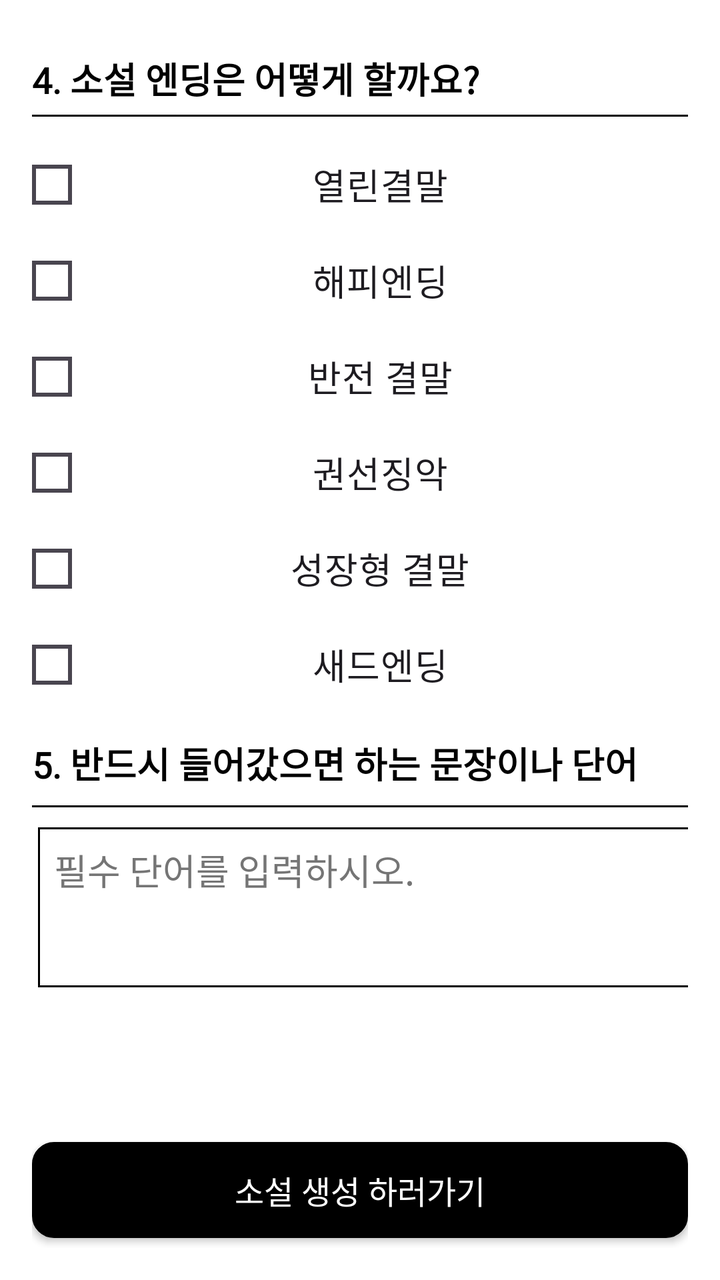
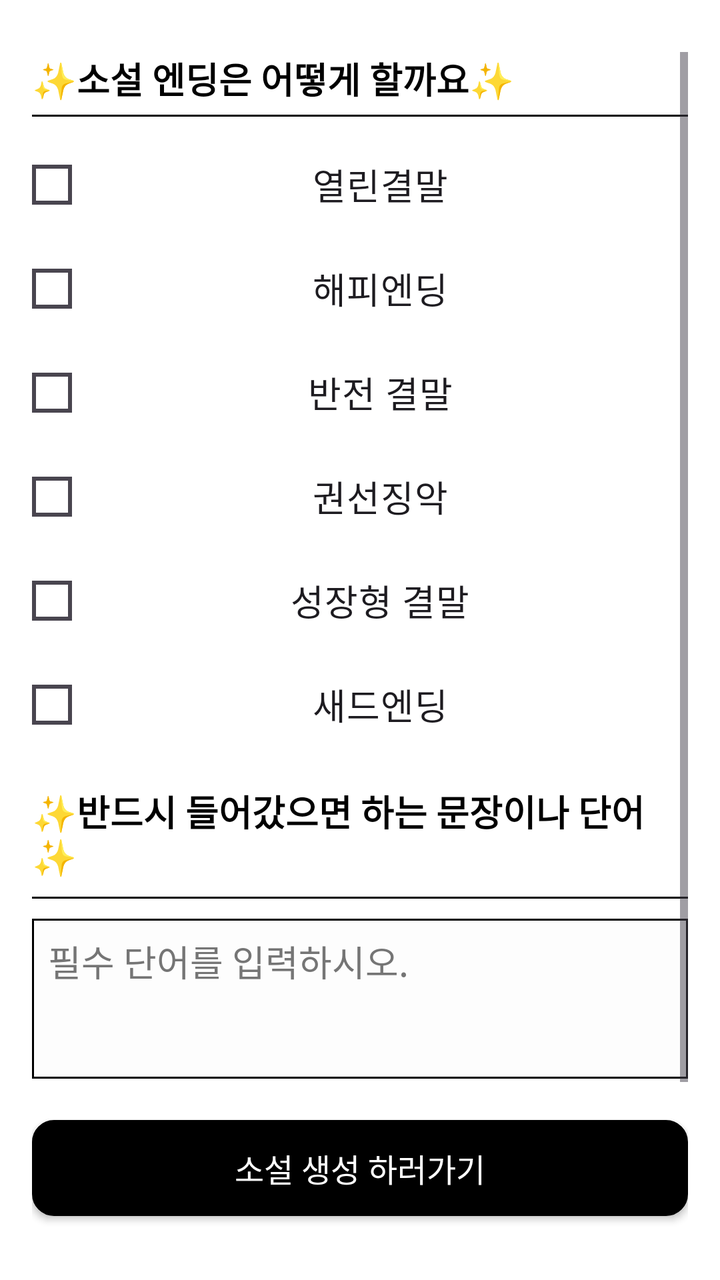

Compare the two renders of this Android layout. The source of the first and the diff that turns it into the second are given below.
<!-- AndroidManifest.xml: application theme Theme.Material3.DayNight.NoActionBar -->
<!-- res/layout/activity_dream_based_nov2.xml -->
<?xml version="1.0" encoding="utf-8"?>
<RelativeLayout xmlns:android="http://schemas.android.com/apk/res/android"
    android:layout_width="match_parent"
    android:layout_height="match_parent"
    android:background="#FFFFFF"
    android:padding="16dp">

    
    <ScrollView
        android:layout_width="match_parent"
        android:layout_height="match_parent"
        android:paddingTop="10dp"
        android:layout_above="@+id/btnGenerateNovel">

        <LinearLayout
            android:layout_width="match_parent"
            android:layout_height="wrap_content"
            android:orientation="vertical">


            
            <TextView
                android:id="@+id/tvQuestion4"
                android:layout_width="wrap_content"
                android:layout_height="wrap_content"
                android:text="@string/que_4"
                android:textColor="#000000"
                android:textSize="18sp"
                android:textStyle="bold"
                android:layout_marginBottom="5dp"
                android:fontFamily="@font/spoqahansansneo_bold" />

            <View
                android:layout_width="match_parent"
                android:layout_height="1dp"
                android:background="#000000"
                android:layout_marginBottom="10dp"/>

            

            
            <RadioGroup
                android:id="@+id/rgEnding"
                android:layout_width="match_parent"
                android:layout_height="wrap_content"
                android:orientation="vertical"
                android:layout_marginBottom="12dp">

                <RadioButton
                    android:id="@+id/rbEndingOpen"
                    android:layout_width="match_parent"
                    android:layout_height="wrap_content"
                    android:text="@string/custom_radio_se_6"
                    android:textSize="18sp"
                    android:paddingStart="5dp"
                    android:paddingEnd="5dp"
                    android:fontFamily="@font/spoqahansansneo_bold"
                    android:button="@drawable/custom_radio_selector"
                    android:gravity="center" />

                <RadioButton
                    android:id="@+id/rbEndingHappy"
                    android:layout_width="match_parent"
                    android:layout_height="wrap_content"
                    android:text="@string/custom_radio_se_7"
                    android:textSize="18sp"
                    android:paddingStart="5dp"
                    android:paddingEnd="5dp"
                    android:fontFamily="@font/spoqahansansneo_bold"
                    android:button="@drawable/custom_radio_selector"
                    android:gravity="center" />

                <RadioButton
                    android:id="@+id/rbEndingTwist2"
                    android:layout_width="match_parent"
                    android:layout_height="wrap_content"
                    android:text="@string/custom_radio_se_11"
                    android:textSize="18sp"
                    android:paddingStart="5dp"
                    android:paddingEnd="5dp"
                    android:fontFamily="@font/spoqahansansneo_bold"
                    android:button="@drawable/custom_radio_selector"
                    android:gravity="center" />

                <RadioButton
                    android:id="@+id/rbEndingTwist"
                    android:layout_width="match_parent"
                    android:layout_height="wrap_content"
                    android:text="@string/custom_radio_se_9"
                    android:textSize="18sp"
                    android:paddingStart="5dp"
                    android:paddingEnd="5dp"
                    android:fontFamily="@font/spoqahansansneo_bold"
                    android:button="@drawable/custom_radio_selector"
                    android:gravity="center" />

                <RadioButton
                    android:id="@+id/rbEndingGrowth"
                    android:layout_width="match_parent"
                    android:layout_height="wrap_content"
                    android:text="@string/custom_radio_se_10"
                    android:textSize="18sp"
                    android:paddingStart="5dp"
                    android:paddingEnd="5dp"
                    android:fontFamily="@font/spoqahansansneo_bold"
                    android:button="@drawable/custom_radio_selector"
                    android:gravity="center" />

                <RadioButton
                    android:id="@+id/rbEndingSad"
                    android:layout_width="match_parent"
                    android:layout_height="wrap_content"
                    android:text="@string/custom_radio_se_8"
                    android:textSize="18sp"
                    android:paddingStart="5dp"
                    android:paddingEnd="5dp"
                    android:fontFamily="@font/spoqahansansneo_bold"
                    android:button="@drawable/custom_radio_selector"
                    android:gravity="center" />

            </RadioGroup>
            
            <TextView
                android:id="@+id/tvQuestion5"
                android:layout_width="wrap_content"
                android:layout_height="wrap_content"
                android:text="@string/que_5"
                android:textColor="#000000"
                android:textSize="18sp"
                android:textStyle="bold"
                android:layout_marginBottom="8dp"
                android:fontFamily="@font/spoqahansansneo_bold" />

            <View
                android:layout_width="match_parent"
                android:layout_height="1dp"
                android:background="#000000"
                android:layout_marginBottom="10dp"/>

            <EditText
                android:id="@+id/etRequiredWords"
                android:layout_width="370dp"
                android:layout_height="80dp"
                android:layout_marginBottom="24dp"
                android:layout_marginStart="3dp"
                android:layout_marginEnd="3dp"
                android:autofillHints="username"
                android:background="@drawable/tv_border"
                android:gravity="top"
                android:hint="@string/que_h_3"
                android:textColorHint="#757575"
                android:fontFamily="@font/spoqahansansneo_bold"
                android:inputType="textMultiLine"
                android:padding="8dp" />

        </LinearLayout>
    </ScrollView>

    
    <androidx.appcompat.widget.AppCompatButton
        android:id="@+id/btnGenerateNovel"
        android:layout_width="match_parent"
        android:layout_height="48dp"
        android:layout_alignParentBottom="true"
        android:layout_marginBottom="5dp"
        android:text="@string/q_btn_1"
        android:textSize="16sp"
        android:textColor="@color/white"
        android:background="@drawable/rounded_login"
        android:fontFamily="@font/spoqahansansneo_bold" />

</RelativeLayout>
<!-- resources referenced by this layout -->
<resources>
  <color name="white">#FFFFFFFF</color>
  <!-- drawable custom_radio_selector (drawable) -->
  <?xml version="1.0" encoding="utf-8"?>
  <selector xmlns:android="http://schemas.android.com/apk/res/android">
      <item android:state_checked="true" android:drawable="@drawable/radio_checked" />
      <item android:drawable="@drawable/radio_unchecked" />
  </selector>
  <!-- drawable rounded_login (drawable) -->
  <?xml version="1.0" encoding="utf-8"?>
  <shape xmlns:android="http://schemas.android.com/apk/res/android">
      <solid android:color="#000000"/> 
      <corners android:radius="10dp"/> 
      <stroke android:color="#000000" android:width="2dp"/> 
  </shape>
  <!-- drawable tv_border (drawable) -->
  <?xml version="1.0" encoding="utf-8"?>
  <shape xmlns:android="http://schemas.android.com/apk/res/android"
      android:shape="rectangle">
      
      <solid android:color="@android:color/white"/>
      
      <stroke android:width="1dp" android:color="#000000"/> 
      
  </shape>
  <string name="custom_radio_se_10">"성장형 결말"</string>
  <string name="custom_radio_se_11">"반전 결말"</string>
  <string name="custom_radio_se_6">"열린결말"</string>
  <string name="custom_radio_se_7">"해피엔딩"</string>
  <string name="custom_radio_se_8">"새드엔딩"</string>
  <string name="custom_radio_se_9">"권선징악"</string>
  <string name="q_btn_1">"소설 생성 하러가기"</string>
  <string name="que_4">"4. 소설 엔딩은 어떻게 할까요?"</string>
  <string name="que_5">"5. 반드시 들어갔으면 하는 문장이나 단어"</string>
  <string name="que_h_3">"필수 단어를 입력하시오."</string>
  <!-- drawable radio_checked (drawable) -->
  <?xml version="1.0" encoding="utf-8"?>
  <vector xmlns:android="http://schemas.android.com/apk/res/android"
      android:width="20dp"
      android:height="20dp"
      android:viewportWidth="24"
      android:viewportHeight="24">
      <path
          android:fillColor="#000000"
          android:pathData="M9,16.17L4.83,12l-1.42,1.41L9,19 21,7l-1.41,-1.41z"/>
  </vector>
  <!-- drawable radio_unchecked (drawable) -->
  <?xml version="1.0" encoding="utf-8"?>
  <shape xmlns:android="http://schemas.android.com/apk/res/android"
      android:shape="rectangle">
      <solid android:color="@android:color/transparent" />
      <stroke
          android:width="2dp"
          android:color="#000000" />
      <corners android:radius="0dp" />
      <size
          android:width="20dp"
          android:height="20dp" />
  </shape>
</resources>

<!-- the commit's change to res/layout/activity_dream_based_nov2.xml (unified diff, before → after) -->
@@ -10,13 +10,13 @@
         android:layout_width="match_parent"
         android:layout_height="match_parent"
         android:paddingTop="10dp"
-        android:layout_above="@+id/btnGenerateNovel">
+        android:layout_above="@+id/btnGenerateNovel"
+        android:layout_marginBottom="8dp">
 
         <LinearLayout
             android:layout_width="match_parent"
             android:layout_height="wrap_content"
             android:orientation="vertical">
-
 
             
             <TextView
@@ -37,19 +37,18 @@
                 android:layout_marginBottom="10dp"/>
 
             
-
-            
             <RadioGroup
                 android:id="@+id/rgEnding"
                 android:layout_width="match_parent"
                 android:layout_height="wrap_content"
                 android:orientation="vertical"
-                android:layout_marginBottom="12dp">
+                android:layout_marginBottom="16dp">
 
                 <RadioButton
                     android:id="@+id/rbEndingOpen"
                     android:layout_width="match_parent"
                     android:layout_height="wrap_content"
+                    android:layout_marginBottom="4dp"
                     android:text="@string/custom_radio_se_6"
                     android:textSize="18sp"
                     android:paddingStart="5dp"
@@ -62,6 +61,7 @@
                     android:id="@+id/rbEndingHappy"
                     android:layout_width="match_parent"
                     android:layout_height="wrap_content"
+                    android:layout_marginBottom="4dp"
                     android:text="@string/custom_radio_se_7"
                     android:textSize="18sp"
                     android:paddingStart="5dp"
@@ -74,6 +74,7 @@
                     android:id="@+id/rbEndingTwist2"
                     android:layout_width="match_parent"
                     android:layout_height="wrap_content"
+                    android:layout_marginBottom="4dp"
                     android:text="@string/custom_radio_se_11"
                     android:textSize="18sp"
                     android:paddingStart="5dp"
@@ -86,6 +87,7 @@
                     android:id="@+id/rbEndingTwist"
                     android:layout_width="match_parent"
                     android:layout_height="wrap_content"
+                    android:layout_marginBottom="4dp"
                     android:text="@string/custom_radio_se_9"
                     android:textSize="18sp"
                     android:paddingStart="5dp"
@@ -98,6 +100,7 @@
                     android:id="@+id/rbEndingGrowth"
                     android:layout_width="match_parent"
                     android:layout_height="wrap_content"
+                    android:layout_marginBottom="4dp"
                     android:text="@string/custom_radio_se_10"
                     android:textSize="18sp"
                     android:paddingStart="5dp"
@@ -119,6 +122,7 @@
                     android:gravity="center" />
 
             </RadioGroup>
+
             
             <TextView
                 android:id="@+id/tvQuestion5"
@@ -139,11 +143,9 @@
 
             <EditText
                 android:id="@+id/etRequiredWords"
-                android:layout_width="370dp"
+                android:layout_width="match_parent"
                 android:layout_height="80dp"
                 android:layout_marginBottom="24dp"
-                android:layout_marginStart="3dp"
-                android:layout_marginEnd="3dp"
                 android:autofillHints="username"
                 android:background="@drawable/tv_border"
                 android:gravity="top"
@@ -162,7 +164,7 @@
         android:layout_width="match_parent"
         android:layout_height="48dp"
         android:layout_alignParentBottom="true"
-        android:layout_marginBottom="5dp"
+        android:layout_marginBottom="16dp"
         android:text="@string/q_btn_1"
         android:textSize="16sp"
         android:textColor="@color/white"
<!-- resource entries referenced after the edit -->
@@ -19,7 +19,7 @@
   <shape xmlns:android="http://schemas.android.com/apk/res/android"
       android:shape="rectangle">
       
-      <solid android:color="@android:color/white"/>
+      <solid android:color="#FDFDFD"/>
       
       <stroke android:width="1dp" android:color="#000000"/> 
       
@@ -31,8 +31,8 @@
   <string name="custom_radio_se_8">"새드엔딩"</string>
   <string name="custom_radio_se_9">"권선징악"</string>
   <string name="q_btn_1">"소설 생성 하러가기"</string>
-  <string name="que_4">"4. 소설 엔딩은 어떻게 할까요?"</string>
-  <string name="que_5">"5. 반드시 들어갔으면 하는 문장이나 단어"</string>
+  <string name="que_4">"✨소설 엔딩은 어떻게 할까요✨"</string>
+  <string name="que_5">"✨반드시 들어갔으면 하는 문장이나 단어✨"</string>
   <string name="que_h_3">"필수 단어를 입력하시오."</string>
   <!-- drawable radio_checked (drawable) -->
   <?xml version="1.0" encoding="utf-8"?>
